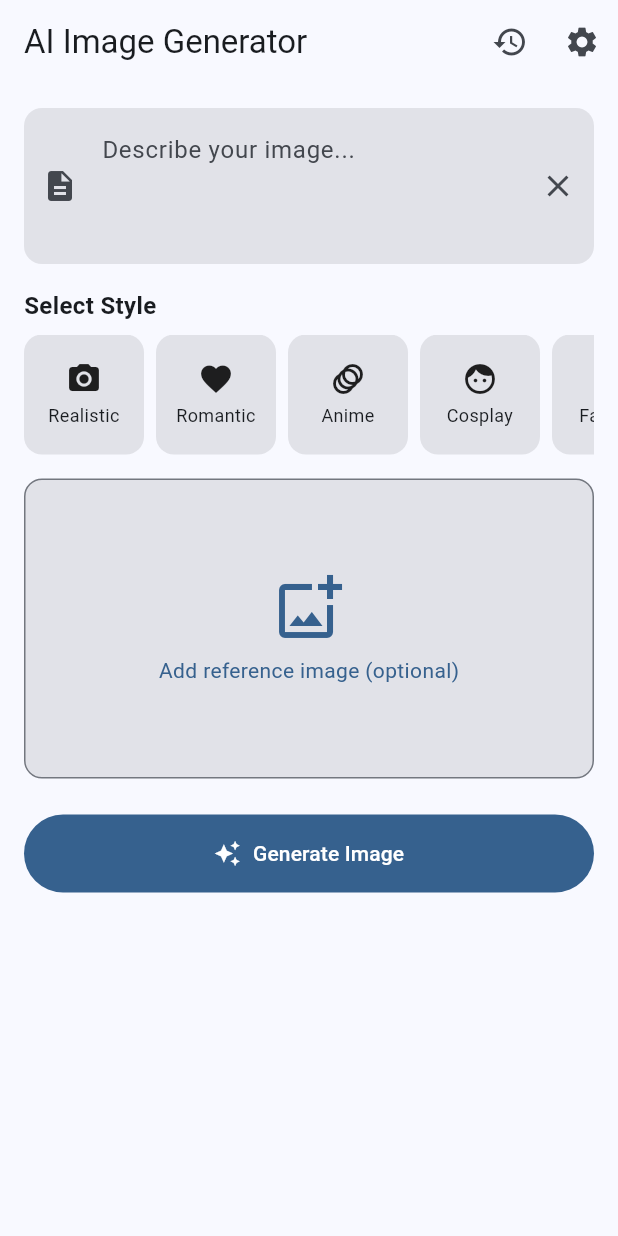
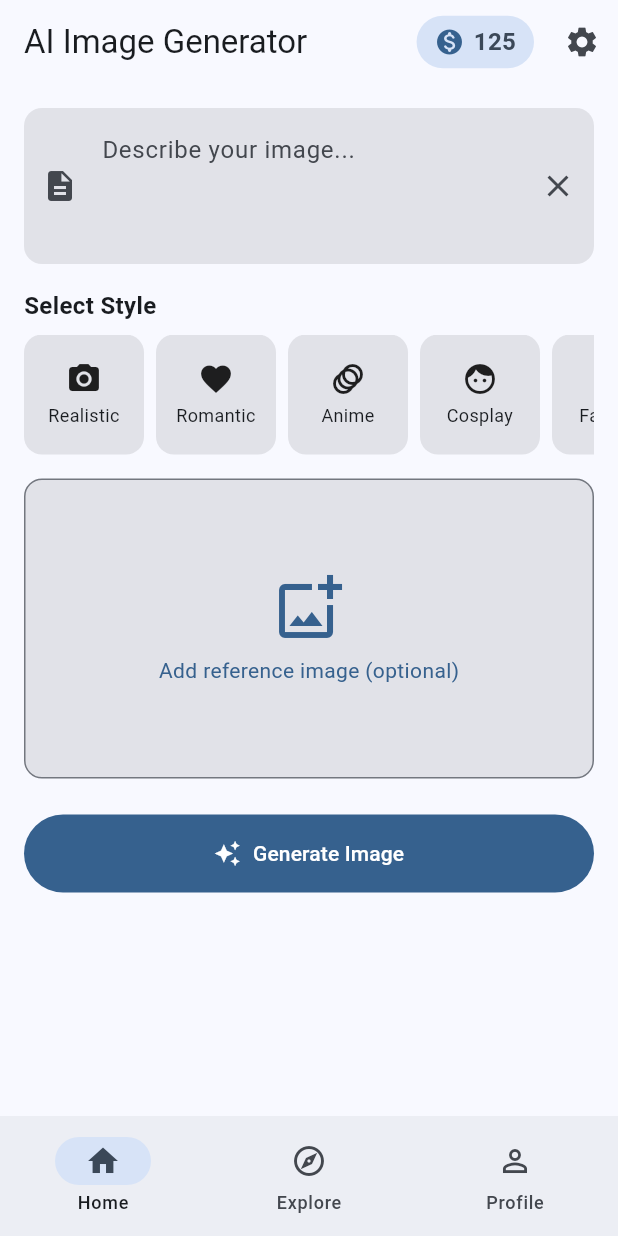
Before and after one commit to DevranAkat/ImageGenerator, a Flutter app: the screen it shows after launch, after a tap on the "settings" icon, on a phone screen of 412 x 824 dp. Run offline on Flutter 3.47's test engine with Material 3 defaults, Android fonts, the phone set to English and light mode, and no system bars.

Commit message:
Added explore and my profile page

```diff
--- /dev/null
+++ b/image_generator/lib/core/navigation/main_navigation.dart
@@ -0,0 +1,56 @@
+import 'package:flutter/material.dart';
+import '../../pages/home_page.dart';
+import '../../pages/explore_page.dart';
+import '../../pages/profile_page.dart';
+
+class MainNavigation extends StatefulWidget {
+  const MainNavigation({super.key});
+
+  @override
+  State<MainNavigation> createState() => _MainNavigationState();
+}
+
+class _MainNavigationState extends State<MainNavigation> {
+  int _currentIndex = 0;
+
+  final List<Widget> _pages = const [
+    HomePage(),
+    ExplorePage(),
+    ProfilePage(),
+  ];
+
+  @override
+  Widget build(BuildContext context) {
+    return Scaffold(
+      body: IndexedStack(
+        index: _currentIndex,
+        children: _pages,
+      ),
+      bottomNavigationBar: NavigationBar(
+        selectedIndex: _currentIndex,
+        onDestinationSelected: (index) {
+          setState(() {
+            _currentIndex = index;
+          });
+        },
+        destinations: const [
+          NavigationDestination(
+            icon: Icon(Icons.home_outlined),
+            selectedIcon: Icon(Icons.home),
+            label: 'Home',
+          ),
+          NavigationDestination(
+            icon: Icon(Icons.explore_outlined),
+            selectedIcon: Icon(Icons.explore),
+            label: 'Explore',
+          ),
+          NavigationDestination(
+            icon: Icon(Icons.person_outline),
+            selectedIcon: Icon(Icons.person),
+            label: 'Profile',
+          ),
+        ],
+      ),
+    );
+  }
+}
--- a/image_generator/lib/main.dart
+++ b/image_generator/lib/main.dart
@@ -1,5 +1,5 @@
 import 'package:flutter/material.dart';
-import 'pages/home_page.dart';
+import 'core/navigation/main_navigation.dart';
 
 void main() {
   runApp(const MyApp());
@@ -11,6 +11,7 @@ class MyApp extends StatelessWidget {
   @override
   Widget build(BuildContext context) {
     return MaterialApp(
+      debugShowCheckedModeBanner: false,
       title: 'AI Image Generator',
       theme: ThemeData(
         colorScheme: ColorScheme.fromSeed(
@@ -26,7 +27,7 @@ class MyApp extends StatelessWidget {
         ),
         useMaterial3: true,
       ),
-      home: const HomePage(),
+      home: const MainNavigation(),
     );
   }
 }
--- /dev/null
+++ b/image_generator/lib/pages/explore_page.dart
@@ -0,0 +1,75 @@
+import 'package:flutter/material.dart';
+
+class ExplorePage extends StatelessWidget {
+  const ExplorePage({super.key});
+
+  @override
+  Widget build(BuildContext context) {
+    return Scaffold(
+      appBar: AppBar(
+        title: const Text('Explore'),
+      ),
+      body: GridView.builder(
+        padding: const EdgeInsets.all(16),
+        gridDelegate: const SliverGridDelegateWithFixedCrossAxisCount(
+          crossAxisCount: 2,
+          mainAxisSpacing: 16,
+          crossAxisSpacing: 16,
+          childAspectRatio: 0.8,
+        ),
+        itemBuilder: (context, index) {
+          return Card(
+            clipBehavior: Clip.antiAlias,
+            shape: RoundedRectangleBorder(
+              borderRadius: BorderRadius.circular(12),
+            ),
+            elevation: 0,
+            child: InkWell(
+              onTap: () {
+                // TODO: Implement image detail view
+              },
+              child: Column(
+                crossAxisAlignment: CrossAxisAlignment.stretch,
+                children: [
+                  Expanded(
+                    child: Container(
+                      color:
+                          Theme.of(context).colorScheme.surfaceContainerHighest,
+                      child: Center(
+                        child: Icon(
+                          Icons.image,
+                          size: 48,
+                          color: Theme.of(context).colorScheme.primary,
+                        ),
+                      ),
+                    ),
+                  ),
+                  Padding(
+                    padding: const EdgeInsets.all(8.0),
+                    child: Column(
+                      crossAxisAlignment: CrossAxisAlignment.start,
+                      children: [
+                        Text(
+                          'Image #${index + 1}',
+                          style: Theme.of(context).textTheme.titleMedium,
+                          maxLines: 1,
+                          overflow: TextOverflow.ellipsis,
+                        ),
+                        const SizedBox(height: 4),
+                        Text(
+                          'By User ${index % 5 + 1}',
+                          style: Theme.of(context).textTheme.bodySmall,
+                        ),
+                      ],
+                    ),
+                  ),
+                ],
+              ),
+            ),
+          );
+        },
+        itemCount: 20, // Placeholder count
+      ),
+    );
+  }
+}
--- a/image_generator/lib/pages/home_page.dart
+++ b/image_generator/lib/pages/home_page.dart
@@ -1,4 +1,5 @@
 import 'package:flutter/material.dart';
+import '../widgets/token_display.dart';
 
 class HomePage extends StatefulWidget {
   const HomePage({super.key});
@@ -12,6 +13,7 @@ class _HomePageState extends State<HomePage> {
   String? _selectedStyle;
   String? _selectedImage;
   bool _isGenerating = false;
+  final int _tokenCount = 125; // Example token count
 
   final List<ImageStyle> _styles = [
     ImageStyle(name: 'Realistic', icon: Icons.photo_camera),
@@ -50,17 +52,63 @@ class _HomePageState extends State<HomePage> {
     });
   }
 
+  void _showTokenInfo() {
+    showDialog(
+      context: context,
+      builder: (context) => AlertDialog(
+        title: const Text('Your Tokens'),
+        content: Column(
+          mainAxisSize: MainAxisSize.min,
+          children: [
+            Icon(
+              Icons.monetization_on_rounded,
+              size: 48,
+              color: Theme.of(context).colorScheme.primary,
+            ),
+            const SizedBox(height: 16),
+            Text(
+              '$_tokenCount tokens',
+              style: const TextStyle(
+                fontSize: 24,
+                fontWeight: FontWeight.bold,
+              ),
+            ),
+            const SizedBox(height: 8),
+            const Text(
+              'Use tokens to generate images and videos. Get more tokens by purchasing or completing tasks.',
+              textAlign: TextAlign.center,
+            ),
+          ],
+        ),
+        actions: [
+          TextButton(
+            onPressed: () => Navigator.pop(context),
+            child: const Text('Close'),
+          ),
+          FilledButton(
+            onPressed: () {
+              // TODO: Implement get more tokens
+              Navigator.pop(context);
+            },
+            child: const Text('Get More'),
+          ),
+        ],
+      ),
+    );
+  }
+
   @override
   Widget build(BuildContext context) {
     return Scaffold(
       appBar: AppBar(
         title: const Text('AI Image Generator'),
         actions: [
-          IconButton(
-            icon: const Icon(Icons.history),
-            onPressed: () {
-              // TODO: Implement history view
-            },
+          Padding(
+            padding: const EdgeInsets.only(right: 8.0),
+            child: TokenDisplay(
+              tokenCount: _tokenCount,
+              onTap: _showTokenInfo,
+            ),
           ),
           IconButton(
             icon: const Icon(Icons.settings),
--- /dev/null
+++ b/image_generator/lib/pages/profile_page.dart
@@ -0,0 +1,141 @@
+import 'package:flutter/material.dart';
+
+class ProfilePage extends StatelessWidget {
+  const ProfilePage({super.key});
+
+  @override
+  Widget build(BuildContext context) {
+    return Scaffold(
+      appBar: AppBar(
+        title: const Text('My Profile'),
+        actions: [
+          IconButton(
+            icon: const Icon(Icons.settings),
+            onPressed: () {
+              // TODO: Implement settings
+            },
+          ),
+        ],
+      ),
+      body: SingleChildScrollView(
+        child: Column(
+          children: [
+            const SizedBox(height: 24),
+            const CircleAvatar(
+              radius: 50,
+              child: Icon(Icons.person, size: 50),
+            ),
+            const SizedBox(height: 16),
+            const Text(
+              'User Name',
+              style: TextStyle(
+                fontSize: 24,
+                fontWeight: FontWeight.bold,
+              ),
+            ),
+            const SizedBox(height: 8),
+            Text(
+              '@username',
+              style: TextStyle(
+                fontSize: 16,
+                color: Theme.of(context).colorScheme.outline,
+              ),
+            ),
+            const SizedBox(height: 24),
+            Row(
+              mainAxisAlignment: MainAxisAlignment.spaceEvenly,
+              children: [
+                _buildStatColumn('Images', '23'),
+                _buildStatColumn('Videos', '5'),
+                _buildStatColumn('Likes', '128'),
+              ],
+            ),
+            const SizedBox(height: 24),
+            const Divider(),
+            Padding(
+              padding: const EdgeInsets.all(16),
+              child: Column(
+                crossAxisAlignment: CrossAxisAlignment.stretch,
+                children: [
+                  Row(
+                    children: [
+                      const Text(
+                        'My Creations',
+                        style: TextStyle(
+                          fontSize: 20,
+                          fontWeight: FontWeight.bold,
+                        ),
+                      ),
+                      const Spacer(),
+                      TextButton(
+                        onPressed: () {
+                          // TODO: Show all creations
+                        },
+                        child: const Text('See All'),
+                      ),
+                    ],
+                  ),
+                  const SizedBox(height: 16),
+                  GridView.builder(
+                    shrinkWrap: true,
+                    physics: const NeverScrollableScrollPhysics(),
+                    gridDelegate:
+                        const SliverGridDelegateWithFixedCrossAxisCount(
+                      crossAxisCount: 3,
+                      mainAxisSpacing: 8,
+                      crossAxisSpacing: 8,
+                    ),
+                    itemCount: 9,
+                    itemBuilder: (context, index) {
+                      return InkWell(
+                        onTap: () {
+                          // TODO: Show creation details
+                        },
+                        child: Container(
+                          decoration: BoxDecoration(
+                            color: Theme.of(context)
+                                .colorScheme
+                                .surfaceContainerHighest,
+                            borderRadius: BorderRadius.circular(8),
+                          ),
+                          child: Center(
+                            child: Icon(
+                              index % 3 == 0 ? Icons.videocam : Icons.image,
+                              color: Theme.of(context).colorScheme.primary,
+                            ),
+                          ),
+                        ),
+                      );
+                    },
+                  ),
+                ],
+              ),
+            ),
+          ],
+        ),
+      ),
+    );
+  }
+
+  Widget _buildStatColumn(String label, String value) {
+    return Column(
+      children: [
+        Text(
+          value,
+          style: const TextStyle(
+            fontSize: 20,
+            fontWeight: FontWeight.bold,
+          ),
+        ),
+        const SizedBox(height: 4),
+        Text(
+          label,
+          style: const TextStyle(
+            fontSize: 14,
+            color: Colors.grey,
+          ),
+        ),
+      ],
+    );
+  }
+}
--- /dev/null
+++ b/image_generator/lib/widgets/token_display.dart
@@ -0,0 +1,46 @@
+import 'package:flutter/material.dart';
+
+class TokenDisplay extends StatelessWidget {
+  final int tokenCount;
+  final VoidCallback? onTap;
+
+  const TokenDisplay({
+    super.key,
+    required this.tokenCount,
+    this.onTap,
+  });
+
+  @override
+  Widget build(BuildContext context) {
+    return InkWell(
+      onTap: onTap,
+      borderRadius: BorderRadius.circular(20),
+      child: Container(
+        padding: const EdgeInsets.symmetric(horizontal: 12, vertical: 6),
+        decoration: BoxDecoration(
+          color: Theme.of(context).colorScheme.secondaryContainer,
+          borderRadius: BorderRadius.circular(20),
+        ),
+        child: Row(
+          mainAxisSize: MainAxisSize.min,
+          children: [
+            Icon(
+              Icons.monetization_on_rounded,
+              size: 20,
+              color: Theme.of(context).colorScheme.primary,
+            ),
+            const SizedBox(width: 6),
+            Text(
+              tokenCount.toString(),
+              style: TextStyle(
+                fontSize: 16,
+                fontWeight: FontWeight.bold,
+                color: Theme.of(context).colorScheme.onSecondaryContainer,
+              ),
+            ),
+          ],
+        ),
+      ),
+    );
+  }
+}
```
